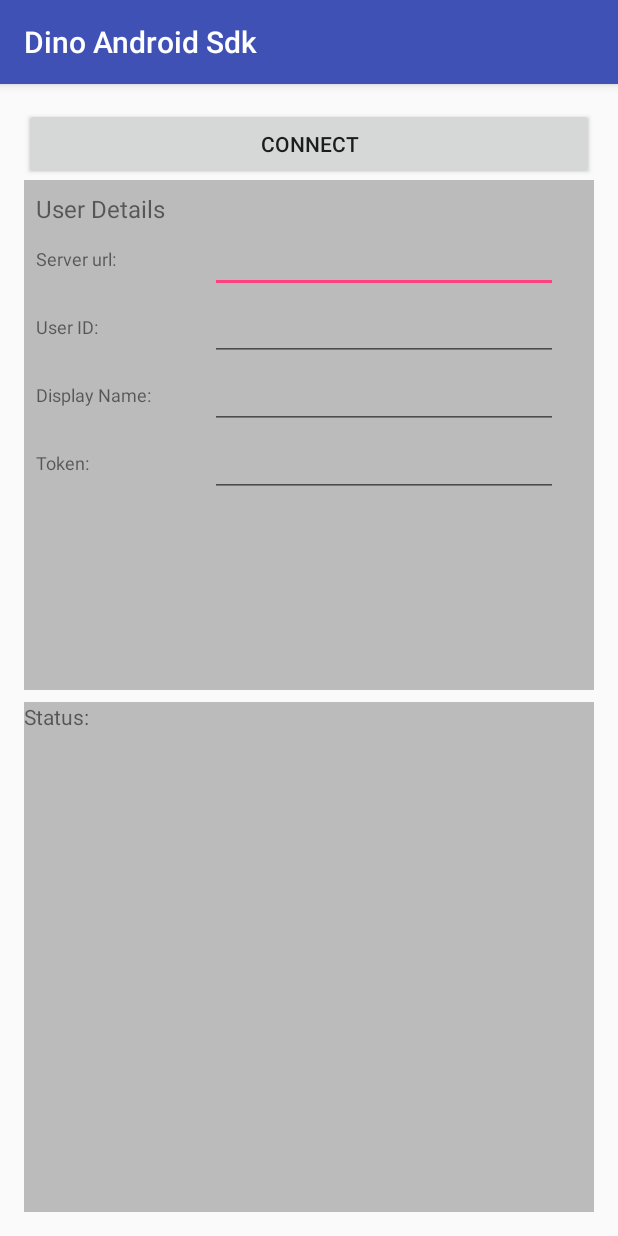
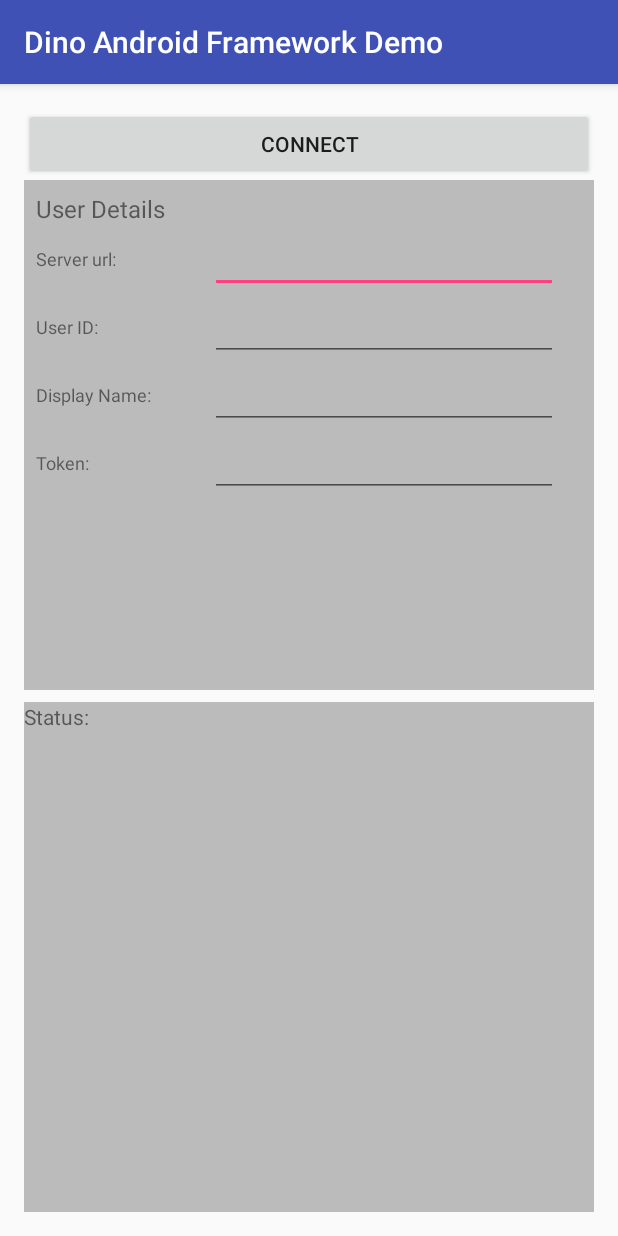
Before and after one commit to thenetcircle/dino-android-framework, an Android app: the screen it shows after launch (TNCMainActivity), on a phone screen of 412 x 824 dp. Run offline under Robolectric (Android 15) with nearby library versions, the phone set to English and light mode, and no system bars; libraries missing offline, so code that uses them is left out: io.socket.client, io.socket.engineio, kotterknife.bindView; 18 statements that could not run were skipped.

```diff
--- a/app/src/main/java/com/thenetcircle/dinoandroidsdk/TNCMainActivity.kt
+++ b/app/src/main/java/com/thenetcircle/dinoandroidsdk/TNCMainActivity.kt
@@ -14,7 +14,6 @@ import com.thenetcircle.dinoandroidsdk.dino.interfaces.DinoErrorListener
 import com.thenetcircle.dinoandroidsdk.dino.interfaces.DinoLoginListener
 import com.thenetcircle.dinoandroidsdk.dino.model.data.LoginModel
 import com.thenetcircle.dinoandroidsdk.dino.model.results.LoginModelResult
-import kotlinx.android.synthetic.main.activity_main.*
 import kotterknife.bindView
 
 class TNCMainActivity : TNCBaseActivity(), DinoConnectionListener, DinoLoginListener, DinoErrorListener {
@@ -38,7 +37,7 @@ class TNCMainActivity : TNCBaseActivity(), DinoConnectionListener, DinoLoginList
         serverUrl.setText("http://10.60.1.124:9210/ws")
         userID.setText("179677")
         displayName.setText("Aaron")
-        token.setText("f6a6892fee32300e374a181b2da0217498c98845")
+        token.setText("f0a52d25a10552255dc251a11700c03af2732b79")
         connect.setOnClickListener({
             if (currentFocus.windowToken != null) {
                 val imm = applicationContext.getSystemService(Context.INPUT_METHOD_SERVICE) as InputMethodManager
--- a/app/src/main/java/com/thenetcircle/dinoandroidsdk/dino/DinoChatConnection.kt
+++ b/app/src/main/java/com/thenetcircle/dinoandroidsdk/dino/DinoChatConnection.kt
@@ -80,10 +80,12 @@ class DinoChatConnection {
     }
 
     fun getChannelList(channelListModel: ChannelListModel, @NonNull channelListListener: DinoChannelListListener, @NonNull errorListener: DinoErrorListener) {
+        generalChecks(errorListener)
         processRequest("list_channels", "gn_list_channels", channelListModel, channelListListener, errorListener)
     }
 
     fun getRoomList(roomListModel: RoomListModel, @NonNull roomEntryListener: DinoRoomEntryListener, @NonNull errorListener: DinoErrorListener) {
+        generalChecks(errorListener)
         processRequest("list_rooms", "gn_list_rooms", roomListModel, roomEntryListener, errorListener)
     }
 
@@ -106,7 +108,6 @@ class DinoChatConnection {
             connectionListener.onError(DinoError.LOCAL_NOT_LOGGED_IN)
             return false
         }
-
         return true
     }
 
--- /dev/null
+++ b/app/src/main/java/com/thenetcircle/dinoandroidsdk/dino/interfaces/DinoInterfaces.kt
@@ -0,0 +1,20 @@
+package com.thenetcircle.dinoandroidsdk.dino.interfaces
+
+import com.thenetcircle.dinoandroidsdk.dino.model.results.ChannelListModelResult
+import com.thenetcircle.dinoandroidsdk.dino.model.results.LoginModelResult
+import com.thenetcircle.dinoandroidsdk.dino.model.results.ModelResultParent
+import com.thenetcircle.dinoandroidsdk.dino.model.results.RoomListModelResult
+
+/**
+ * Created by aaron on 12/01/2018.
+ */
+
+interface DinoParentInterface<in T : ModelResultParent> {
+    fun onResult(result: T)
+}
+
+interface DinoLoginListener : DinoParentInterface<LoginModelResult>
+
+interface DinoRoomEntryListener : DinoParentInterface<RoomListModelResult>
+
+interface DinoChannelListListener : DinoParentInterface<ChannelListModelResult>
--- a/app/src/main/java/com/thenetcircle/dinoandroidsdk/dino/model/results/ChannelListModelResult.kt
+++ b/app/src/main/java/com/thenetcircle/dinoandroidsdk/dino/model/results/ChannelListModelResult.kt
@@ -13,7 +13,7 @@ class ChannelListModelResult : ModelResultParent() {
 }
 
 data class ChannelListData(
-        @SerializedName("object") val objectX: ChannelListObject,
+        @SerializedName("object") val channels: ChannelListObject,
         @SerializedName("verb") val verb: String //list
 )
 
--- a/app/src/main/res/values/strings.xml
+++ b/app/src/main/res/values/strings.xml
@@ -1,5 +1,5 @@
 <resources>
-    <string name="app_name">Dino Android Sdk</string>
+    <string name="app_name">Dino Android Framework Demo</string>
     <string name="user_id">User ID:</string>
     <string name="user_details">User Details</string>
     <string name="display_name">Display Name:</string>
```
Also changed, not shown: app/src/main/java/com/thenetcircle/dinoandroidsdk/TNCChannelList.kt (+19 -5 lines), app/src/main/res/layout/activity_channel_list.xml (+16 -8 lines).
